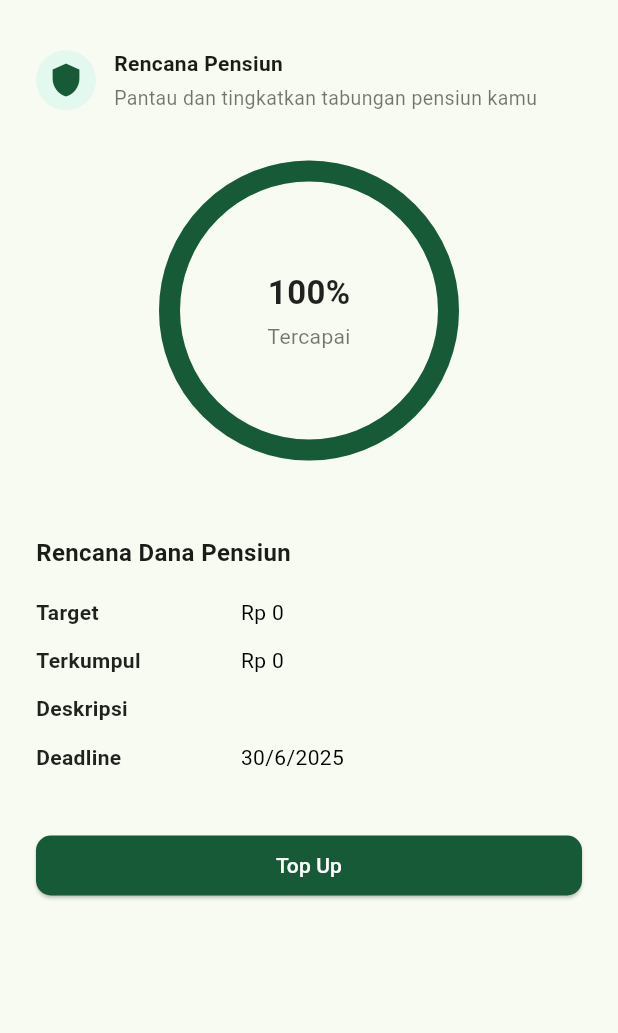
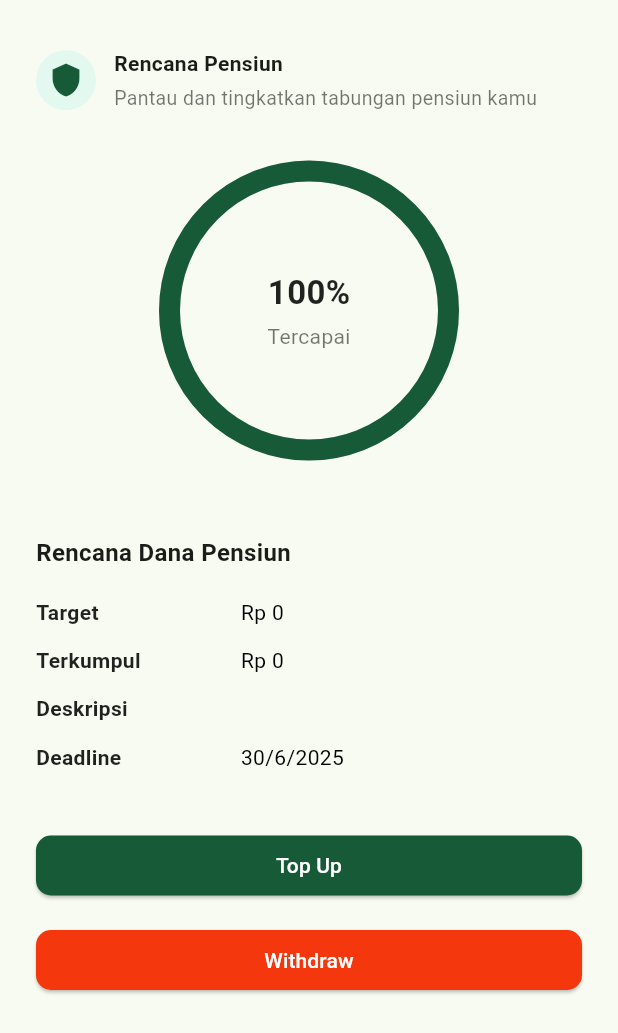
Before and after one commit to Defarrel/GloyMoneyManagement, a Flutter app: the MainPensiun widget shown alone on an empty page, opened directly with empty values, on a phone screen of 412 x 824 dp. Shown: the top 1033 px of the screen. Run offline on Flutter 3.47's test engine with Material 3 defaults, Android fonts, the light colour scheme and no system bars; drawn by our look-alikes of percent_indicator; our stand-ins replace dartz, dropdown_button2, equatable, flutter_bloc, flutter_secure_storage, geocoding and 3 more; accounts and stored records are empty; network calls fail; statements that could not run were skipped.

Commit message:
Menambahkan page withdraw

```diff
--- a/lib/presentation/pensiun/main_pensiun.dart
+++ b/lib/presentation/pensiun/main_pensiun.dart
@@ -2,6 +2,7 @@ import 'package:flutter/material.dart';
 import 'package:gloymoneymanagement/core/constants/colors.dart';
 import 'package:gloymoneymanagement/data/models/response/pensiun/pensiun_response_model.dart';
 import 'package:gloymoneymanagement/presentation/pensiun/topup_pensiun.dart';
+import 'package:gloymoneymanagement/presentation/pensiun/withdraw_pensiun.dart';
 import 'package:percent_indicator/circular_percent_indicator.dart';
 
 class MainPensiun extends StatelessWidget {
@@ -123,6 +124,23 @@ class MainPensiun extends StatelessWidget {
             ),
             child: const Text("Top Up", style: TextStyle(color: Colors.white)),
           ),
+          const SizedBox(height: 15),
+          ElevatedButton(
+            onPressed: () {
+              Navigator.push(
+                context,
+                MaterialPageRoute(builder: (_) => const WithdrawPensiun()),
+              ).then((_) => onRefresh());
+            },
+            style: ElevatedButton.styleFrom(
+              backgroundColor: const Color.fromARGB(255, 244, 55, 12),
+              shape: RoundedRectangleBorder(
+                borderRadius: BorderRadius.circular(10),
+              ),
+              minimumSize: const Size.fromHeight(40),
+            ),
+            child: const Text("Withdraw", style: TextStyle(color: Colors.white)),
+          ),
         ],
       ),
     );
```
Also changed, not shown: lib/presentation/pensiun/withdraw_pensiun.dart (added, +81 -0 lines).
